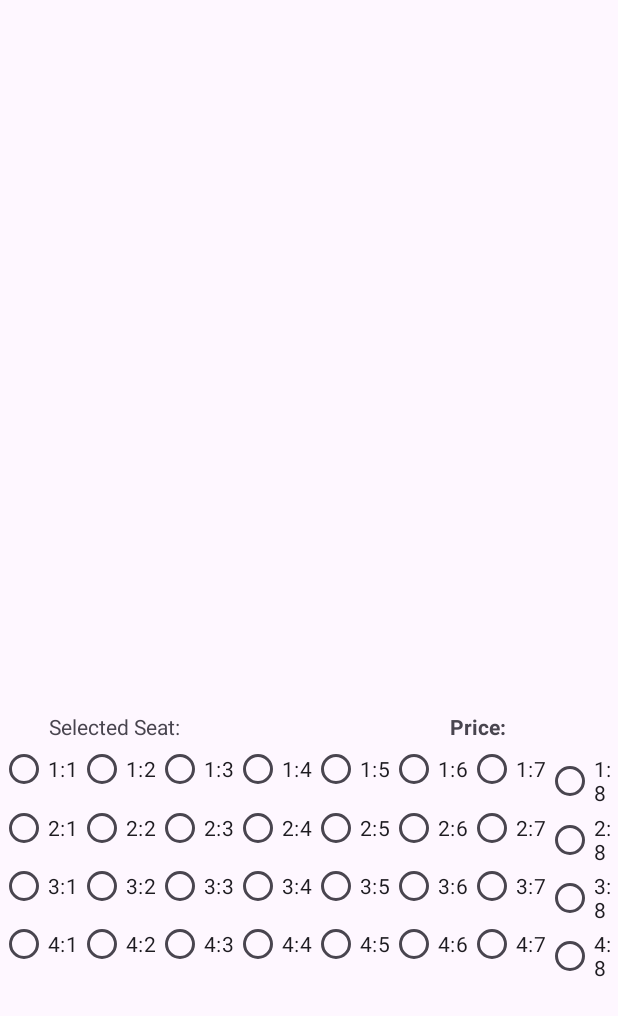
After one commit to froilaaaaan1/cinematix, an Android app: the SeatsActivity screen opened directly, with no data from a screen before it, on a phone screen of 412 x 824 dp. The commit adds this screen. Shown: the top 1016 px of the screen. Run offline under Robolectric (Android 15) with nearby library versions, the phone set to English and light mode, and no system bars.

Commit message:
added seat functionality

```diff
--- a/app/src/main/java/com/example/movies_ticketing_aquino_villaester_edp/MovieItem.java
+++ b/app/src/main/java/com/example/movies_ticketing_aquino_villaester_edp/MovieItem.java
@@ -3,10 +3,12 @@ package com.example.movies_ticketing_aquino_villaester_edp;
 public class MovieItem {
     private String titleAndYear;
     private int imageId;
+    private int blurImageId;
 
-    public MovieItem(String titleAndYear, int imageID) {
+    public MovieItem(String titleAndYear, int imageID, int blurImageId) {
         this.imageId = imageID;
         this.titleAndYear = titleAndYear;
+        this.blurImageId = blurImageId;
     }
 
     public String getTitleAndYear() {
@@ -16,4 +18,6 @@ public class MovieItem {
     public int getImageId() {
         return this.imageId;
     }
+
+    public int getBlurImageId() { return this.blurImageId; }
 }
--- /dev/null
+++ b/app/src/main/java/com/example/movies_ticketing_aquino_villaester_edp/SeatsActivity.java
@@ -0,0 +1,62 @@
+package com.example.movies_ticketing_aquino_villaester_edp;
+
+import androidx.appcompat.app.AppCompatActivity;
+
+import android.content.Intent;
+import android.os.Bundle;
+import android.widget.ImageView;
+import android.widget.RadioButton;
+import android.widget.RadioGroup;
+import android.widget.TextView;
+
+public class SeatsActivity extends AppCompatActivity {
+    private RadioGroup selectedRadioGroup;
+    private RadioButton selectedRadioButton;
+
+    @Override
+    protected void onCreate(Bundle savedInstanceState) {
+        super.onCreate(savedInstanceState);
+        setContentView(R.layout.activity_seats);
+        Intent intentReceiver = getIntent();
+        int imageID = intentReceiver.getIntExtra("imageID", 0);
+        String title = intentReceiver.getStringExtra("title");
+        TextView titleYear = findViewById(R.id.titleAndYear);
+        ImageView chosenMovieImage = findViewById(R.id.banner);
+        RadioGroup rowOne = findViewById(R.id.seatsRowOne);
+        RadioGroup rowTwo = findViewById(R.id.seatsRowTwo);
+        RadioGroup rowThree = findViewById(R.id.seatsRowThree);
+        RadioGroup rowFour = findViewById(R.id.seatsRowFour);
+        titleYear.setText(title);
+        chosenMovieImage.setImageResource(imageID);
+
+        validateSeat(rowOne);
+        validateSeat(rowTwo);
+        validateSeat(rowThree);
+        validateSeat(rowFour);
+    }
+
+    public void validateSeat(RadioGroup radGroup) {
+        TextView selectedSeatTextView = findViewById(R.id.selectedSeatTextView);
+        TextView selectedSeatPrice = findViewById(R.id.selectedSeatPrice);
+        radGroup.setOnCheckedChangeListener((group, checkedID) -> {
+            if (selectedRadioButton != null && selectedRadioGroup != null && group != selectedRadioGroup)
+                selectedRadioButton.setChecked(false);
+
+            selectedRadioButton = findViewById(checkedID);
+            selectedRadioGroup = group;
+
+            if (selectedRadioButton != null) {
+                selectedSeatTextView.setText(String.format("Selected Seat: %s", selectedRadioButton.getText()));
+                if (selectedRadioButton.getText().charAt(0) == '1')
+                    selectedSeatPrice.setText(R.string.rowOnePrice);
+                else if (selectedRadioButton.getText().charAt(0) == '2')
+                    selectedSeatPrice.setText(R.string.rowTwoPrice);
+                else if (selectedRadioButton.getText().charAt(0) == '3')
+                    selectedSeatPrice.setText(R.string.rowThreePrice);
+                else
+                    selectedSeatPrice.setText(R.string.rowFourPrice);
+            }
+
+        });
+    }
+}
--- /dev/null
+++ b/app/src/main/res/layout/activity_seats.xml
@@ -0,0 +1,307 @@
+<?xml version="1.0" encoding="utf-8"?>
+<androidx.constraintlayout.widget.ConstraintLayout xmlns:android="http://schemas.android.com/apk/res/android"
+    xmlns:app="http://schemas.android.com/apk/res-auto"
+    xmlns:tools="http://schemas.android.com/tools"
+    android:layout_width="match_parent"
+    android:layout_height="match_parent"
+    tools:context=".SeatsActivity">
+
+    <ImageView
+        app:layout_constraintBottom_toBottomOf="parent"
+        app:layout_constraintEnd_toEndOf="parent"
+        app:layout_constraintStart_toStartOf="parent"
+        app:layout_constraintTop_toTopOf="parent"
+        app:layout_constraintHorizontal_bias="0.15"
+        app:layout_constraintVertical_bias="0.05"
+        android:id="@+id/banner"
+        android:layout_height="500dp"
+        android:layout_width="250dp"
+        android:contentDescription="@string/chosen"/>
+
+    <TextView
+        app:layout_constraintBottom_toBottomOf="parent"
+        app:layout_constraintEnd_toEndOf="parent"
+        app:layout_constraintStart_toStartOf="parent"
+        app:layout_constraintTop_toTopOf="parent"
+        app:layout_constraintHorizontal_bias="0.10"
+        app:layout_constraintVertical_bias="0.02"
+        android:textStyle="bold"
+        android:textSize="18sp"
+        android:id="@+id/titleAndYear"
+        android:layout_height="wrap_content"
+        android:layout_width="wrap_content"/>
+
+    <TextView
+        android:layout_height="wrap_content"
+        android:layout_width="wrap_content"
+        app:layout_constraintBottom_toBottomOf="parent"
+        app:layout_constraintEnd_toEndOf="parent"
+        app:layout_constraintStart_toStartOf="parent"
+        app:layout_constraintTop_toTopOf="parent"
+        app:layout_constraintHorizontal_bias="0.10"
+        app:layout_constraintVertical_bias="0.59"
+        android:text="@string/seats"
+        android:id="@+id/selectedSeatTextView"/>
+
+    <TextView
+        android:layout_height="wrap_content"
+        android:layout_width="wrap_content"
+        app:layout_constraintBottom_toBottomOf="parent"
+        app:layout_constraintEnd_toEndOf="parent"
+        app:layout_constraintStart_toStartOf="parent"
+        app:layout_constraintTop_toTopOf="parent"
+        app:layout_constraintHorizontal_bias="0.80"
+        app:layout_constraintVertical_bias="0.59"
+        android:text="@string/price"
+        android:textStyle="bold"
+        android:id="@+id/selectedSeatPrice"/>
+
+    <RadioGroup
+        android:id="@+id/seatsRowOne"
+        app:layout_constraintBottom_toBottomOf="parent"
+        app:layout_constraintEnd_toEndOf="parent"
+        app:layout_constraintStart_toStartOf="parent"
+        app:layout_constraintTop_toTopOf="parent"
+        app:layout_constraintHorizontal_bias="0.10"
+        app:layout_constraintVertical_bias="0.63"
+        android:layout_width="wrap_content"
+        android:layout_height="wrap_content"
+        android:orientation="horizontal">
+
+        <RadioButton
+            android:layout_width="wrap_content"
+            android:layout_height="wrap_content"
+            android:text="1:1"
+            tools:ignore="HardcodedText" />
+
+        <RadioButton
+            android:layout_width="wrap_content"
+            android:layout_height="wrap_content"
+            android:text="1:2"
+            tools:ignore="HardcodedText" />
+
+        <RadioButton
+            android:layout_width="wrap_content"
+            android:layout_height="wrap_content"
+            android:text="1:3"
+            tools:ignore="HardcodedText" />
+
+        <RadioButton
+            android:layout_width="wrap_content"
+            android:layout_height="wrap_content"
+            android:text="1:4"
+            tools:ignore="HardcodedText" />
+
+        <RadioButton
+            android:layout_width="wrap_content"
+            android:layout_height="wrap_content"
+            android:text="1:5"
+            tools:ignore="HardcodedText" />
+
+        <RadioButton
+            android:layout_width="wrap_content"
+            android:layout_height="wrap_content"
+            android:text="1:6"
+            tools:ignore="HardcodedText" />
+
+        <RadioButton
+            android:layout_width="wrap_content"
+            android:layout_height="wrap_content"
+            android:text="1:7"
+            tools:ignore="HardcodedText" />
+
+        <RadioButton
+            android:layout_width="wrap_content"
+            android:layout_height="wrap_content"
+            android:text="1:8"
+            tools:ignore="HardcodedText" />
+
+    </RadioGroup>
+
+    <RadioGroup
+        android:id="@+id/seatsRowTwo"
+        app:layout_constraintBottom_toBottomOf="parent"
+        app:layout_constraintEnd_toEndOf="parent"
+        app:layout_constraintStart_toStartOf="parent"
+        app:layout_constraintTop_toTopOf="parent"
+        app:layout_constraintHorizontal_bias="0.10"
+        app:layout_constraintVertical_bias="0.68"
+        android:layout_width="wrap_content"
+        android:layout_height="wrap_content"
+        android:orientation="horizontal">
+
+        <RadioButton
+            android:layout_width="wrap_content"
+            android:layout_height="wrap_content"
+            android:text="2:1"
+            tools:ignore="HardcodedText" />
+
+        <RadioButton
+            android:layout_width="wrap_content"
+            android:layout_height="wrap_content"
+            android:text="2:2"
+            tools:ignore="HardcodedText" />
+
+        <RadioButton
+            android:layout_width="wrap_content"
+            android:layout_height="wrap_content"
+            android:text="2:3"
+            tools:ignore="HardcodedText" />
+
+        <RadioButton
+            android:layout_width="wrap_content"
+            android:layout_height="wrap_content"
+            android:text="2:4"
+            tools:ignore="HardcodedText" />
+
+        <RadioButton
+            android:layout_width="wrap_content"
+            android:layout_height="wrap_content"
+            android:text="2:5"
+            tools:ignore="HardcodedText" />
+
+        <RadioButton
+            android:layout_width="wrap_content"
+            android:layout_height="wrap_content"
+            android:text="2:6"
+            tools:ignore="HardcodedText" />
+
+        <RadioButton
+            android:layout_width="wrap_content"
+            android:layout_height="wrap_content"
+            android:text="2:7"
+            tools:ignore="HardcodedText" />
+
+        <RadioButton
+            android:layout_width="wrap_content"
+            android:layout_height="wrap_content"
+            android:text="2:8"
+            tools:ignore="HardcodedText" />
+
+    </RadioGroup>
+
+    <RadioGroup
+        android:id="@+id/seatsRowThree"
+        app:layout_constraintBottom_toBottomOf="parent"
+        app:layout_constraintEnd_toEndOf="parent"
+        app:layout_constraintStart_toStartOf="parent"
+        app:layout_constraintTop_toTopOf="parent"
+        app:layout_constraintHorizontal_bias="0.10"
+        app:layout_constraintVertical_bias="0.73"
+        android:layout_width="wrap_content"
+        android:layout_height="wrap_content"
+        android:orientation="horizontal">
+
+        <RadioButton
+            android:layout_width="wrap_content"
+            android:layout_height="wrap_content"
+            android:text="3:1"
+            tools:ignore="HardcodedText" />
+
+        <RadioButton
+            android:layout_width="wrap_content"
+            android:layout_height="wrap_content"
+            android:text="3:2"
+            tools:ignore="HardcodedText" />
+
+        <RadioButton
+            android:layout_width="wrap_content"
+            android:layout_height="wrap_content"
+            android:text="3:3"
+            tools:ignore="HardcodedText" />
+
+        <RadioButton
+            android:layout_width="wrap_content"
+            android:layout_height="wrap_content"
+            android:text="3:4"
+            tools:ignore="HardcodedText" />
+
+        <RadioButton
+            android:layout_width="wrap_content"
+            android:layout_height="wrap_content"
+            android:text="3:5"
+            tools:ignore="HardcodedText" />
+
+        <RadioButton
+            android:layout_width="wrap_content"
+            android:layout_height="wrap_content"
+            android:text="3:6"
+            tools:ignore="HardcodedText" />
+
+        <RadioButton
+            android:layout_width="wrap_content"
+            android:layout_height="wrap_content"
+            android:text="3:7"
+            tools:ignore="HardcodedText" />
+
+        <RadioButton
+            android:layout_width="wrap_content"
+            android:layout_height="wrap_content"
+            android:text="3:8"
+            tools:ignore="HardcodedText" />
+
+    </RadioGroup>
+
+    <RadioGroup
+        android:id="@+id/seatsRowFour"
+        app:layout_constraintBottom_toBottomOf="parent"
+        app:layout_constraintEnd_toEndOf="parent"
+        app:layout_constraintStart_toStartOf="parent"
+        app:layout_constraintTop_toTopOf="parent"
+        app:layout_constraintHorizontal_bias="0.10"
+        app:layout_constraintVertical_bias="0.78"
+        android:layout_width="wrap_content"
+        android:layout_height="wrap_content"
+        android:orientation="horizontal">
+
+        <RadioButton
+            android:layout_width="wrap_content"
+            android:layout_height="wrap_content"
+            android:text="4:1"
+            tools:ignore="HardcodedText" />
+
+        <RadioButton
+            android:layout_width="wrap_content"
+            android:layout_height="wrap_content"
+            android:text="4:2"
+            tools:ignore="HardcodedText" />
+
+        <RadioButton
+            android:layout_width="wrap_content"
+            android:layout_height="wrap_content"
+            android:text="4:3"
+            tools:ignore="HardcodedText" />
+
+        <RadioButton
+            android:layout_width="wrap_content"
+            android:layout_height="wrap_content"
+            android:text="4:4"
+            tools:ignore="HardcodedText" />
+
+        <RadioButton
+            android:layout_width="wrap_content"
+            android:layout_height="wrap_content"
+            android:text="4:5"
+            tools:ignore="HardcodedText" />
+
+        <RadioButton
+            android:layout_width="wrap_content"
+            android:layout_height="wrap_content"
+            android:text="4:6"
+            tools:ignore="HardcodedText" />
+
+        <RadioButton
+            android:layout_width="wrap_content"
+            android:layout_height="wrap_content"
+            android:text="4:7"
+            tools:ignore="HardcodedText" />
+
+        <RadioButton
+            android:layout_width="wrap_content"
+            android:layout_height="wrap_content"
+            android:text="4:8"
+            tools:ignore="HardcodedText" />
+
+    </RadioGroup>
+
+</androidx.constraintlayout.widget.ConstraintLayout>
```
Also changed, not shown: app/src/main/java/com/example/movies_ticketing_aquino_villaester_edp/MovieAdapter.java (+25 -2 lines), app/src/main/java/com/example/movies_ticketing_aquino_villaester_edp/MovieLists.java (+82 -21 lines), app/src/main/res/layout/movie_item.xml (+16 -1 lines).
